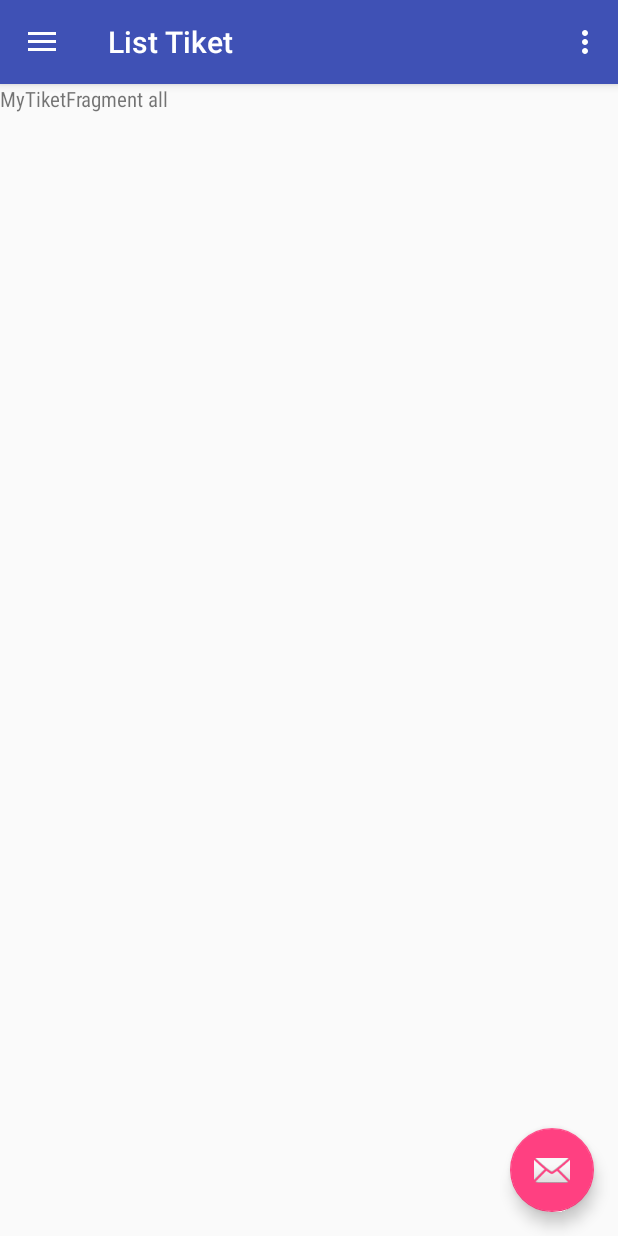
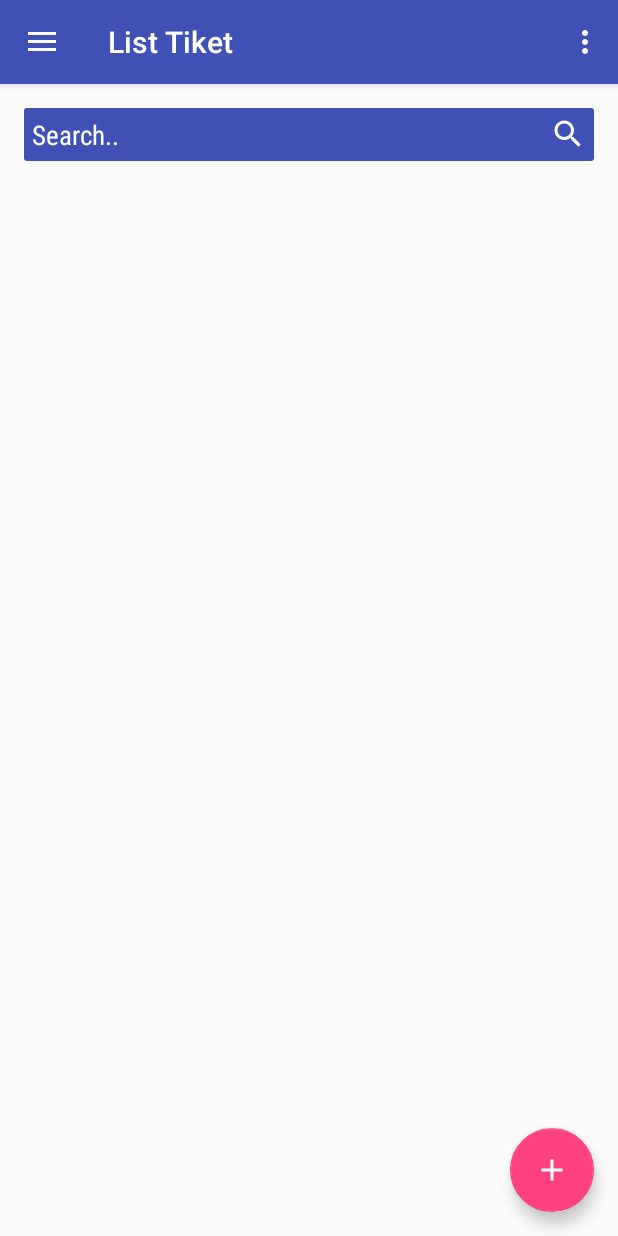
Before and after one commit to sidrive/sbsEnginer, an Android app: the MyTiketFragment screen opened directly, with no data from a screen before it, on a phone screen of 412 x 824 dp. Run offline under Robolectric (Android 15) with nearby library versions, the phone set to English and light mode, and no system bars; our stand-ins replace ButterKnife.

Commit message:
add seach & detail tiket

```diff
--- a/app/src/main/AndroidManifest.xml
+++ b/app/src/main/AndroidManifest.xml
@@ -19,7 +19,8 @@
     <activity
       android:label="@string/title_activity_list_tiket"
       android:name=".listtiket.ListTiketActivity"
-      android:theme="@style/AppTheme.NoActionBar"/>
+      android:theme="@style/AppTheme.NoActionBar" />
+    <activity android:name=".listtiket.DetailOpenTiket"></activity>
   </application>
 
 </manifest>
--- a/app/src/main/java/id/geekgarden/esi/listtiket/DialihkanFragment.java
+++ b/app/src/main/java/id/geekgarden/esi/listtiket/DialihkanFragment.java
@@ -35,8 +35,7 @@ public class DialihkanFragment extends Fragment {
       Bundle savedInstanceState) {
     View v = inflater.inflate(R.layout.fragment_dialihkan, container, false);
     ButterKnife.bind(this,v);
-    tvSample.setText("DialihkanFragment "+keyFragment);
+
     return v;
   }
-  @BindView(R.id.tvSample)TextView tvSample;
 }
--- a/app/src/main/java/id/geekgarden/esi/listtiket/MyTiketFragment.java
+++ b/app/src/main/java/id/geekgarden/esi/listtiket/MyTiketFragment.java
@@ -31,8 +31,8 @@ public class MyTiketFragment extends Fragment {
   public View onCreateView(LayoutInflater inflater, ViewGroup container, Bundle savedInstanceState) {
     View v =  inflater.inflate(R.layout.fragment_my_tiket, container, false);
     ButterKnife.bind(this,v);
-    tvSample.setText("MyTiketFragment "+keyFragment);
+
     return v;
   }
-  @BindView(R.id.tvSample)TextView tvSample;
+
 }
--- a/app/src/main/java/id/geekgarden/esi/listtiket/PenugasanFragment.java
+++ b/app/src/main/java/id/geekgarden/esi/listtiket/PenugasanFragment.java
@@ -35,9 +35,9 @@ public class PenugasanFragment extends Fragment {
       Bundle savedInstanceState) {
     View v = inflater.inflate(R.layout.fragment_penugasan, container, false);
     ButterKnife.bind(this,v);
-    tvSample.setText("PenugasanFragment "+keyFragment);
+
     return v;
   }
-  @BindView(R.id.tvSample)TextView tvSample;
+
 
 }
--- /dev/null
+++ b/app/src/main/res/drawable/ic_add.xml
@@ -0,0 +1,9 @@
+<vector xmlns:android="http://schemas.android.com/apk/res/android"
+        android:width="24dp"
+        android:height="24dp"
+        android:viewportWidth="24.0"
+        android:viewportHeight="24.0">
+    <path
+        android:fillColor="#fff"
+        android:pathData="M19,13h-6v6h-2v-6H5v-2h6V5h2v6h6v2z"/>
+</vector>
--- /dev/null
+++ b/app/src/main/res/drawable/rounded_search.xml
@@ -0,0 +1,10 @@
+<?xml version="1.0" encoding="utf-8"?>
+<shape xmlns:android="http://schemas.android.com/apk/res/android"
+  android:padding="10dp"
+  android:shape="rectangle">
+  <solid android:color="@color/colorPrimary"/>
+  <corners
+    android:radius="2dp"
+    />
+
+</shape>
--- a/app/src/main/res/layout/activity_list_tiket.xml
+++ b/app/src/main/res/layout/activity_list_tiket.xml
@@ -6,7 +6,6 @@
   android:layout_width="match_parent"
   android:layout_height="match_parent"
   android:fitsSystemWindows="true"
-
   tools:openDrawer="start">
 
   <include
--- a/app/src/main/res/layout/activity_main.xml
+++ b/app/src/main/res/layout/activity_main.xml
@@ -4,8 +4,6 @@
   xmlns:tools="http://schemas.android.com/tools"
   android:layout_width="match_parent"
   android:layout_height="match_parent"
-  android:background="@drawable/bg_main"
-
   tools:context="id.geekgarden.esi.MainActivity">
   <LinearLayout
     android:orientation="vertical"
--- a/app/src/main/res/layout/app_bar_list_tiket.xml
+++ b/app/src/main/res/layout/app_bar_list_tiket.xml
@@ -28,6 +28,7 @@
     android:layout_height="wrap_content"
     android:layout_margin="@dimen/fab_margin"
     android:layout_gravity="bottom|end"
-    app:srcCompat="@android:drawable/ic_dialog_email" />
+    app:srcCompat="@drawable/ic_add"
+    tools:ignore="VectorDrawableCompat" />
 
 </android.support.design.widget.CoordinatorLayout>
--- a/app/src/main/res/layout/content_list_tiket.xml
+++ b/app/src/main/res/layout/content_list_tiket.xml
@@ -1,5 +1,5 @@
 <?xml version="1.0" encoding="utf-8"?>
-<android.support.constraint.ConstraintLayout xmlns:android="http://schemas.android.com/apk/res/android"
+<LinearLayout xmlns:android="http://schemas.android.com/apk/res/android"
   xmlns:app="http://schemas.android.com/apk/res-auto"
   xmlns:tools="http://schemas.android.com/tools"
   android:layout_width="match_parent"
@@ -10,5 +10,5 @@
   <FrameLayout
     android:id="@+id/frame_main"
     android:layout_width="match_parent"
-    android:layout_height="match_parent"/>
-</android.support.constraint.ConstraintLayout>
+    android:layout_height="match_parent" />
+</LinearLayout>
--- a/app/src/main/res/layout/fragment_dialihkan.xml
+++ b/app/src/main/res/layout/fragment_dialihkan.xml
@@ -4,11 +4,5 @@
   android:layout_height="match_parent"
   tools:context="id.geekgarden.esi.listtiket.DialihkanFragment">
 
-  <!-- TODO: Update blank fragment layout -->
-  <TextView
-    android:id="@+id/tvSample"
-    android:layout_width="match_parent"
-    android:layout_height="match_parent"
-    android:text="@string/hello_blank_fragment" />
 
 </FrameLayout>
--- a/app/src/main/res/layout/fragment_my_tiket.xml
+++ b/app/src/main/res/layout/fragment_my_tiket.xml
@@ -1,14 +1,25 @@
-<FrameLayout xmlns:android="http://schemas.android.com/apk/res/android"
+<RelativeLayout xmlns:android="http://schemas.android.com/apk/res/android"
   xmlns:tools="http://schemas.android.com/tools"
   android:layout_width="match_parent"
   android:layout_height="match_parent"
+  android:layout_margin="@dimen/activity_horizontal_margin"
   tools:context="id.geekgarden.esi.listtiket.MyTiketFragment">
+  <EditText
+    android:focusedByDefault="false"
+    android:padding="5dp"
+    android:hint="Search.."
+    android:textColor="#fff"
+    android:textColorHint="#fff"
+    android:drawableEnd="@drawable/ic_search"
+    android:id="@+id/etSearch"
+    android:background="@drawable/rounded_search"
+    android:layout_width="match_parent"
+    android:layout_height="wrap_content" />
 
-  <!-- TODO: Update blank fragment layout -->
-  <TextView
-    android:id="@+id/tvSample"
+  <ListView
+    android:layout_marginTop="2dp"
+    android:layout_below="@+id/etSearch"
+    android:id="@+id/lvTiket"
     android:layout_width="match_parent"
-    android:layout_height="match_parent"
-    android:text="@string/hello_blank_fragment" />
-
-</FrameLayout>
+    android:layout_height="match_parent"/>
+</RelativeLayout>
```
Also changed, not shown: app/src/main/java/id/geekgarden/esi/listtiket/DetailOpenTiket.java (added, +14 -0 lines), app/src/main/res/drawable/bg_textare.xml (added, +10 -0 lines), app/src/main/res/layout/activity_detail_open_tiket.xml (added, +71 -0 lines), app/src/main/res/layout/fragment_penugasan.xml (+0 -7 lines), app/src/main/res/layout/item_list_tiket.xml (added, +51 -0 lines), app/src/main/res/values/strings.xml (+7 -0 lines).
